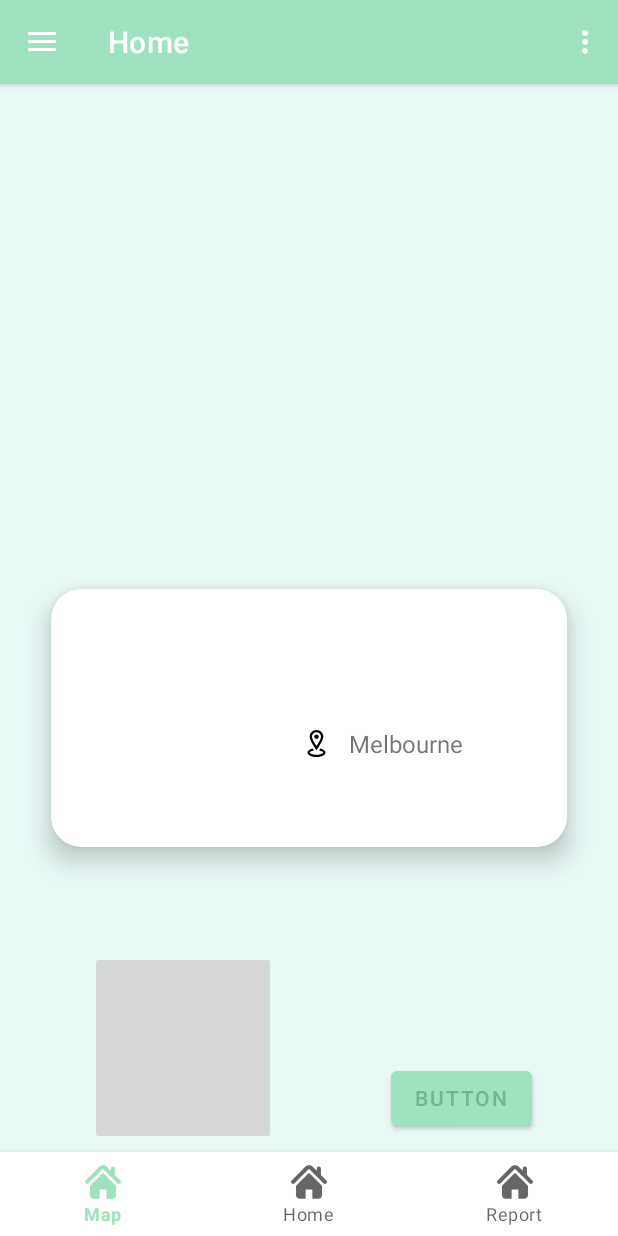
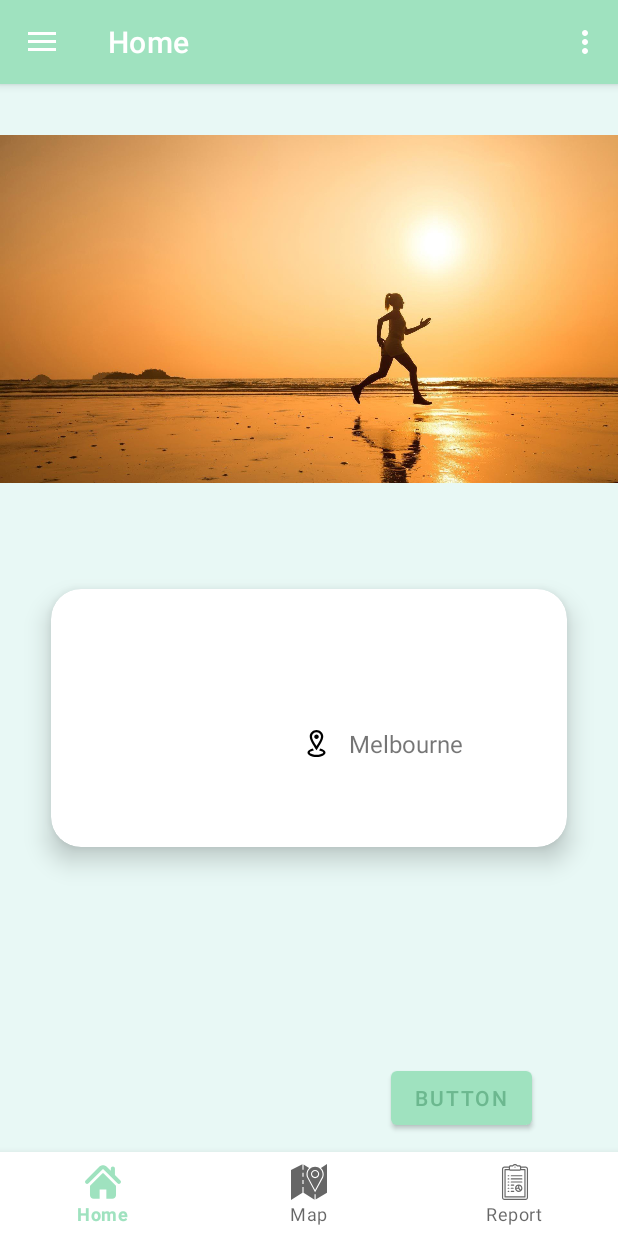
Before and after one commit to PippinBo/Assignment3, an Android app: the MainActivity screen opened directly, with no data from a screen before it, on a phone screen of 412 x 824 dp. Run offline under Robolectric (Android 15) with nearby library versions, the phone set to English and light mode, and no system bars; our stand-ins replace navigation-ui; Roboto replaces fonts that are not available here.

Commit message:
add background

```diff
--- a/app/src/main/res/layout/fragment_home.xml
+++ b/app/src/main/res/layout/fragment_home.xml
@@ -7,7 +7,20 @@
     tools:context=".ui.home.HomeFragment">
 
 
+    <ImageView
+        android:id="@+id/imageView2"
+        android:layout_width="wrap_content"
+        android:layout_height="300dp"
+        android:src="@drawable/backgroundpic"
+        app:layout_constraintBottom_toBottomOf="parent"
+        app:layout_constraintEnd_toEndOf="parent"
+        app:layout_constraintHorizontal_bias="0.0"
+        app:layout_constraintStart_toStartOf="parent"
+        app:layout_constraintTop_toTopOf="parent"
+        app:layout_constraintVertical_bias="0.0" />
+
     <androidx.cardview.widget.CardView
+        android:id="@+id/cardView"
         android:layout_width="380dp"
         android:layout_height="220dp"
         android:layout_margin="10dp"
@@ -64,10 +77,10 @@
             android:layout_marginStart="168dp"
             android:layout_marginTop="92dp"
             android:layout_marginEnd="8dp"
+            android:drawableLeft="@drawable/ic_iconmonstr_location_20"
+            android:drawablePadding="0dp"
             android:textAlignment="center"
             android:textSize="16sp"
-            android:drawableLeft="@drawable/ic_iconmonstr_location_20"
-            android:drawablePadding="0dp"
             app:layout_constraintBottom_toBottomOf="parent"
             app:layout_constraintEnd_toEndOf="parent"
             app:layout_constraintHorizontal_bias="0.0"
@@ -109,18 +122,6 @@
 
     </androidx.cardview.widget.CardView>
 
-    <ImageButton
-        android:id="@+id/imageButton1"
-        android:layout_width="124dp"
-        android:layout_height="129dp"
-        app:layout_constraintBottom_toBottomOf="parent"
-        app:layout_constraintEnd_toEndOf="parent"
-        app:layout_constraintHorizontal_bias="0.209"
-        app:layout_constraintStart_toStartOf="parent"
-        app:layout_constraintTop_toTopOf="parent"
-        app:layout_constraintVertical_bias="0.905"
-        tools:src="@tools:sample/avatars" />
-
     <Button
         android:id="@+id/button2"
         android:layout_width="wrap_content"
@@ -134,4 +135,6 @@
         app:layout_constraintVertical_bias="0.906" />
 
 
+
+
 </androidx.constraintlayout.widget.ConstraintLayout>
--- a/app/src/main/res/menu/bottom_nav_menu.xml
+++ b/app/src/main/res/menu/bottom_nav_menu.xml
@@ -1,10 +1,5 @@
 <?xml version="1.0" encoding="utf-8"?>
 <menu xmlns:android="http://schemas.android.com/apk/res/android">
-
-    <item
-        android:id="@+id/bottom_nav_map"
-        android:icon="@drawable/ic_home_icon"
-        android:title="@string/menu_map" />
 
     <item
         android:id="@+id/bottom_nav_home"
@@ -12,8 +7,13 @@
         android:title="@string/menu_home" />
 
     <item
+        android:id="@+id/bottom_nav_map"
+        android:icon="@drawable/ic_map"
+        android:title="@string/menu_map" />
+
+    <item
         android:id="@+id/bottom_nav_report"
-        android:icon="@drawable/ic_home_icon"
+        android:icon="@drawable/ic_report"
         android:title="@string/menu_report" />
 
 </menu>
```
Also changed, not shown: app/src/main/res/drawable/backgroundpic.jpeg (added).
